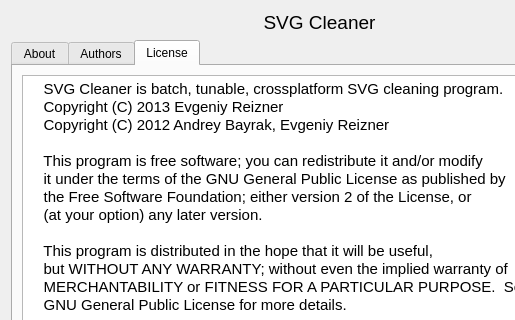
Qt form src/gui/aboutdialog.ui (RazrFalcon/svgcleaner) before a commit; both pictures show x 0 to 515 and y 0 to 320 of the 639 by 439 pixel window.
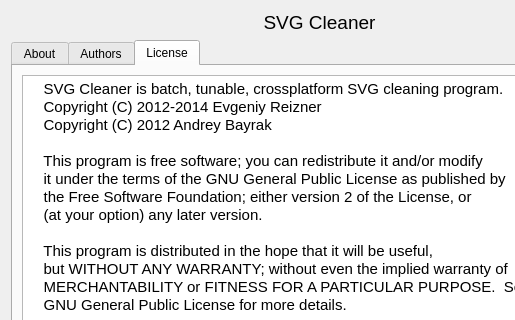
The same form after that commit. The open tabs and pages were chosen to show the change.

```diff
--- a/src/gui/aboutdialog.ui
+++ b/src/gui/aboutdialog.ui
@@ -81,8 +81,8 @@
 p, li { white-space: pre-wrap; }
 &lt;/style&gt;&lt;/head&gt;&lt;body style=&quot; font-family:'Verdana'; font-size:11pt; font-weight:400; font-style:normal;&quot;&gt;
 &lt;p style=&quot; margin-top:0px; margin-bottom:0px; margin-left:0px; margin-right:0px; -qt-block-indent:0; text-indent:0px;&quot;&gt;    SVG Cleaner is batch, tunable, crossplatform SVG cleaning program.&lt;/p&gt;
-&lt;p style=&quot; margin-top:0px; margin-bottom:0px; margin-left:0px; margin-right:0px; -qt-block-indent:0; text-indent:0px;&quot;&gt;    Copyright (C) 2013 Evgeniy Reizner&lt;/p&gt;
-&lt;p style=&quot; margin-top:0px; margin-bottom:0px; margin-left:0px; margin-right:0px; -qt-block-indent:0; text-indent:0px;&quot;&gt;    Copyright (C) 2012 Andrey Bayrak, Evgeniy Reizner&lt;/p&gt;
+&lt;p style=&quot; margin-top:0px; margin-bottom:0px; margin-left:0px; margin-right:0px; -qt-block-indent:0; text-indent:0px;&quot;&gt;    Copyright (C) 2012-2014 Evgeniy Reizner&lt;/p&gt;
+&lt;p style=&quot; margin-top:0px; margin-bottom:0px; margin-left:0px; margin-right:0px; -qt-block-indent:0; text-indent:0px;&quot;&gt;    Copyright (C) 2012 Andrey Bayrak&lt;/p&gt;
 &lt;p style=&quot;-qt-paragraph-type:empty; margin-top:0px; margin-bottom:0px; margin-left:0px; margin-right:0px; -qt-block-indent:0; text-indent:0px;&quot;&gt;&lt;br /&gt;&lt;/p&gt;
 &lt;p style=&quot; margin-top:0px; margin-bottom:0px; margin-left:0px; margin-right:0px; -qt-block-indent:0; text-indent:0px;&quot;&gt;    This program is free software; you can redistribute it and/or modify&lt;/p&gt;
 &lt;p style=&quot; margin-top:0px; margin-bottom:0px; margin-left:0px; margin-right:0px; -qt-block-indent:0; text-indent:0px;&quot;&gt;    it under the terms of the GNU General Public License as published by&lt;/p&gt;
```
Left out of the diff: 2 changed lines with no effect on the pictures.
